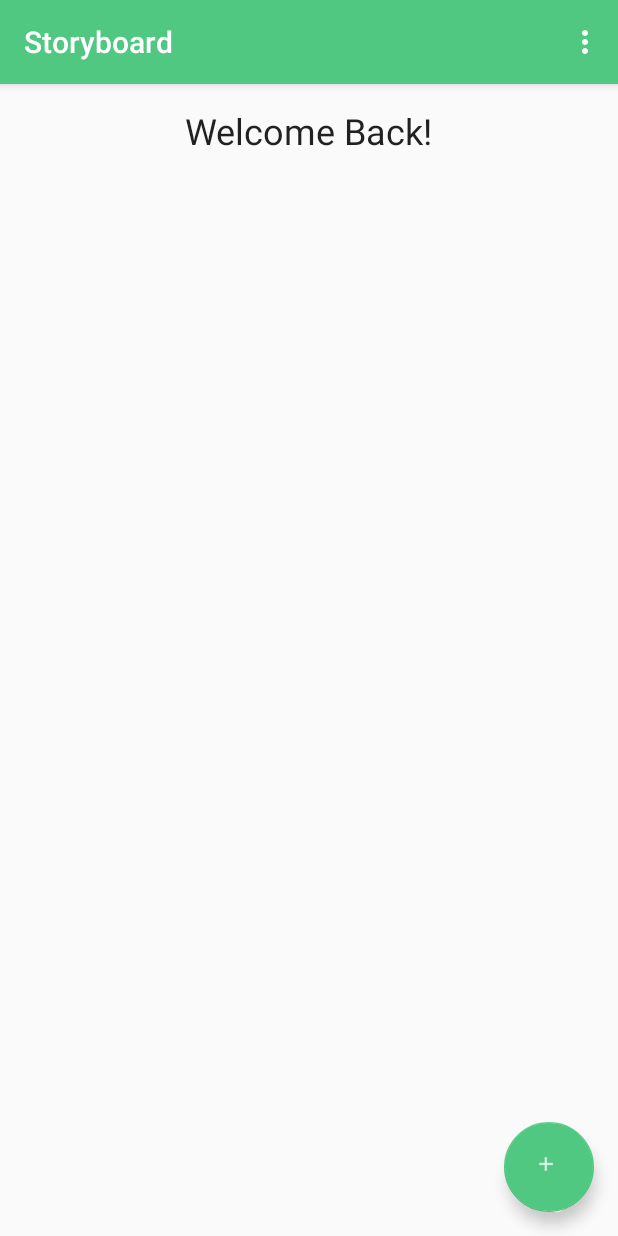
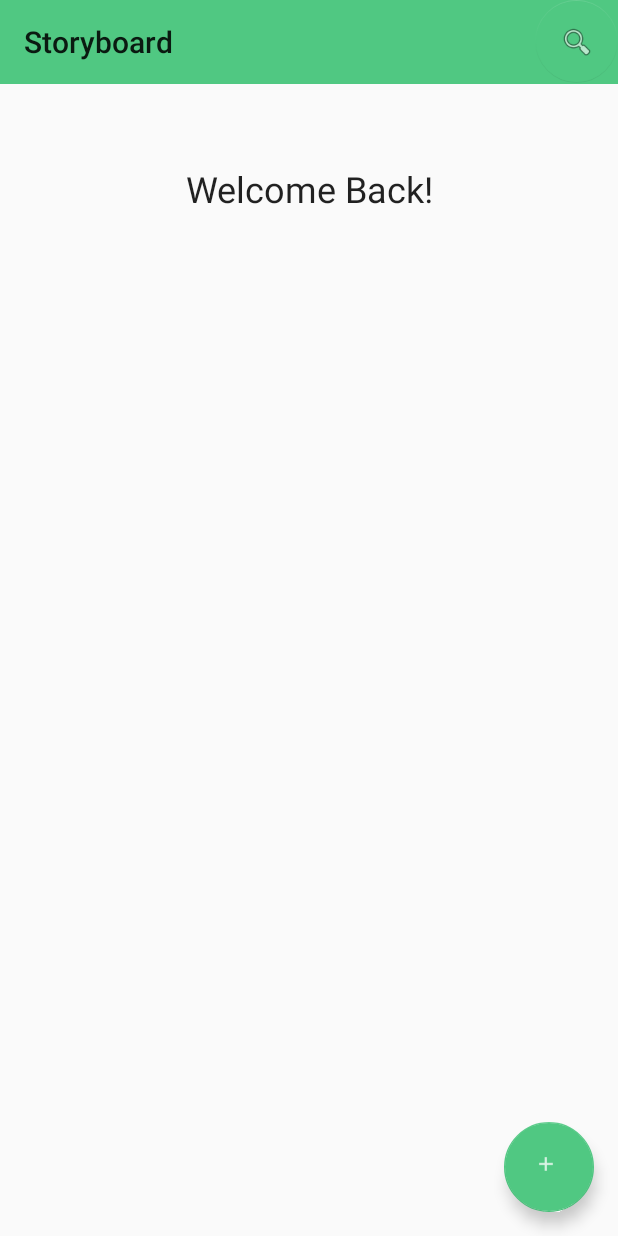
Before and after one commit to andihop/Storyboard, an Android app: the screen it shows after launch (MainActivity), on a phone screen of 412 x 824 dp. Run offline under Robolectric (Android 15) with nearby library versions, the phone set to English and light mode, and no system bars; our stand-ins replace Firebase (no records; nobody signed in at launch, a user with empty details on screens opened directly); libraries missing offline, so code that uses them is left out: com.google.firestore.v1beta1.

Commit message:
search button in top right

```diff
--- a/app/src/main/java/com/example/andi/storyboard/MainActivity.java
+++ b/app/src/main/java/com/example/andi/storyboard/MainActivity.java
@@ -50,7 +50,7 @@ public class MainActivity extends AppCompatActivity {
         // TODO: Figure out how to get stuff from firestore before inflating new layouts in another activity
         //FireStoreOps.searchByRef(getString(R.string.collection_stories), getString(R.string.collection_authors), "S4TEFok6UlrLTa64RHv3", getString(R.string.stories_field_author));
 
-        FloatingActionButton fab = (FloatingActionButton) findViewById(R.id.new_story_button);
+        FloatingActionButton fab = (FloatingActionButton) findViewById(R.id.search_button);
         fab.setOnClickListener(new View.OnClickListener() {
             @Override
             public void onClick(View view) {
--- a/app/src/main/res/layout/activity_main.xml
+++ b/app/src/main/res/layout/activity_main.xml
@@ -4,33 +4,32 @@
     xmlns:tools="http://schemas.android.com/tools"
     android:layout_width="match_parent"
     android:layout_height="match_parent"
+    android:fitsSystemWindows="true"
     tools:context=".MainActivity">
 
-    <android.support.design.widget.AppBarLayout
+    <android.support.v7.widget.Toolbar
+        android:id="@+id/toolbar"
         android:layout_width="match_parent"
         android:layout_height="wrap_content"
-        android:theme="@style/AppTheme.AppBarOverlay">
-
-        <android.support.v7.widget.Toolbar
-            android:id="@+id/toolbar"
-            android:layout_width="match_parent"
-            android:layout_height="?attr/actionBarSize"
-            android:background="@color/colorPrimary"
-            app:popupTheme="@style/AppTheme.PopupOverlay" />
-
-    </android.support.design.widget.AppBarLayout>
+        android:background="@color/colorPrimary"
+        android:minHeight="55dp"
+        app:popupTheme="@style/AppTheme.PopupOverlay" />
 
     <android.support.design.widget.FloatingActionButton
         android:id="@+id/search_button"
-        android:layout_width="50dp"
-        android:layout_height="50dp"
+        android:layout_width="55dp"
+        android:layout_height="55dp"
         android:layout_gravity="top|end"
         android:clickable="true"
         android:elevation="0dp"
         app:elevation="0dp"
         app:srcCompat="@android:drawable/ic_menu_search" />
 
-    <include layout="@layout/content_main" />
+    <include
+        android:id="@+id/include"
+        layout="@layout/content_main"
+        app:layout_anchor="@+id/include"
+        app:layout_anchorGravity="right|top" />
 
     <android.support.design.widget.FloatingActionButton
         android:id="@+id/new_story_button"
@@ -38,7 +37,7 @@
         android:layout_height="60dp"
         android:layout_gravity="bottom|end"
         android:layout_margin="@dimen/fab_margin"
-        app:srcCompat="@drawable/new_story"
-        android:elevation="0dp" />
+        android:elevation="0dp"
+        app:srcCompat="@drawable/new_story" />
 
 </android.support.design.widget.CoordinatorLayout>
--- a/app/src/main/res/layout/content_main.xml
+++ b/app/src/main/res/layout/content_main.xml
@@ -10,16 +10,17 @@
 
     <TextView
         android:layout_width="wrap_content"
-        android:layout_height="wrap_content"
+        android:layout_height="32dp"
         android:fontFamily="sans-serif"
         android:text="Welcome Back!"
         android:textAppearance="@style/TextAppearance.AppCompat.Headline"
         android:textSize="24sp"
         android:typeface="normal"
         app:layout_constraintBottom_toBottomOf="parent"
+        app:layout_constraintHorizontal_bias="0.502"
         app:layout_constraintLeft_toLeftOf="parent"
         app:layout_constraintRight_toRightOf="parent"
         app:layout_constraintTop_toTopOf="parent"
-        app:layout_constraintVertical_bias="0.01999998" />
+        app:layout_constraintVertical_bias="0.138" />
 
 </android.support.constraint.ConstraintLayout>
```
Also changed, not shown: app/src/main/AndroidManifest.xml (+4 -3 lines), app/src/main/res/drawable/launch_screen.xml (deleted, +0 -19 lines), app/src/main/res/values/styles.xml (+6 -6 lines).
